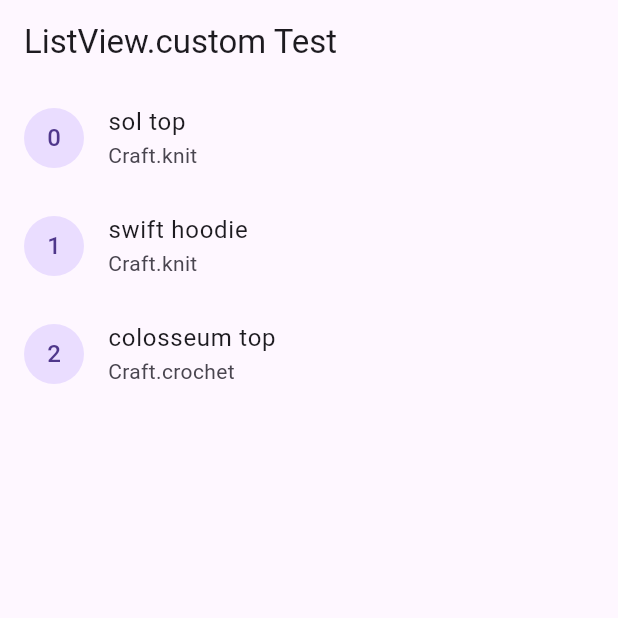
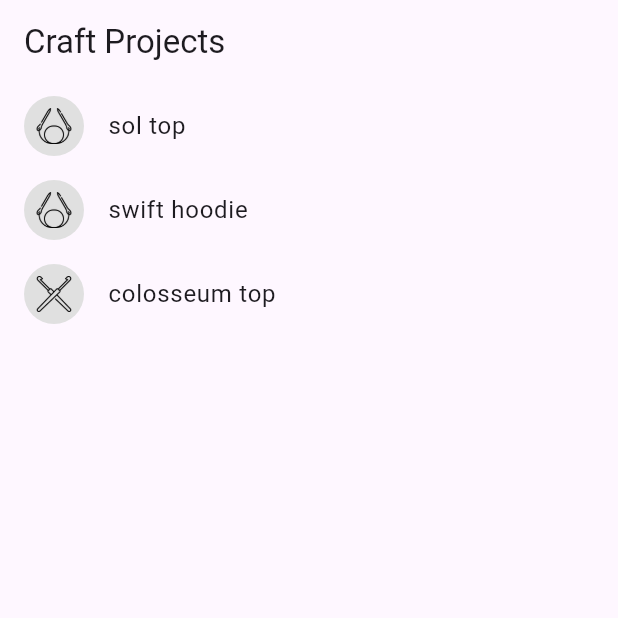
Before and after one commit to kdiery/crafty, a Flutter app: the screen it shows after launch, on a phone screen of 412 x 824 dp, the top half of it. Run offline on Flutter 3.47's test engine with Material 3 defaults, Android fonts, the phone set to English and light mode, and no system bars.

Commit message:
add icons to project list

```diff
--- a/lib/data/models/project.dart
+++ b/lib/data/models/project.dart
@@ -8,7 +8,10 @@ final uuid = Uuid();
 
 enum Craft { knit, crochet }
 
-const craftIcons = {Craft.knit: "knit", Craft.crochet: "crochet"};
+const craftIcons = {
+  Craft.knit: "assets/icons/knit.png",
+  Craft.crochet: "assets/icons/crochet.png",
+};
 
 class Project {
   Project({required this.title, required this.craft})
--- a/lib/main_window.dart
+++ b/lib/main_window.dart
@@ -7,7 +7,7 @@ class ListViewCustomTest extends StatelessWidget {
   @override
   Widget build(BuildContext context) {
     return Scaffold(
-      appBar: AppBar(title: const Text('ListView.custom Test')),
+      appBar: AppBar(title: const Text('Craft Projects')),
 
       body: ListView.custom(
         childrenDelegate: SliverChildBuilderDelegate((
@@ -15,9 +15,18 @@ class ListViewCustomTest extends StatelessWidget {
           int index,
         ) {
           return ListTile(
-            leading: CircleAvatar(child: Text(index.toString())),
+            leading: CircleAvatar(
+              radius: 20,
+              backgroundColor: Colors.grey[300],
+              child: Padding(
+                padding: EdgeInsets.all(8.0),
+                child: Image.asset(
+                  craftIcons[dummy_projects[index].craft]!,
+                  fit: BoxFit.contain,
+                ),
+              ),
+            ),
             title: Text(dummy_projects[index].title),
-            subtitle: Text(dummy_projects[index].craft.toString()),
           );
         }, childCount: dummy_projects.length),
       ),
```
Also changed, not shown: assets/icons/crochet.png, assets/icons/knit.png.
